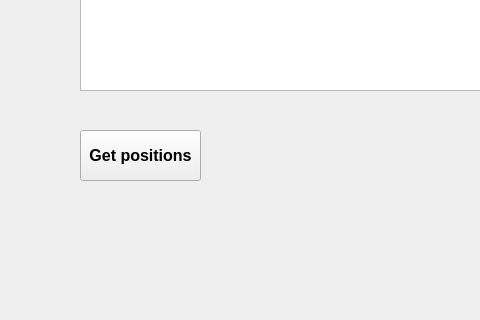
Elessar1996/IBController, file MainWindow.ui: the form before one commit; both pictures show x 0 to 480 and y 280 to 600 of the 667 by 600 pixel window.
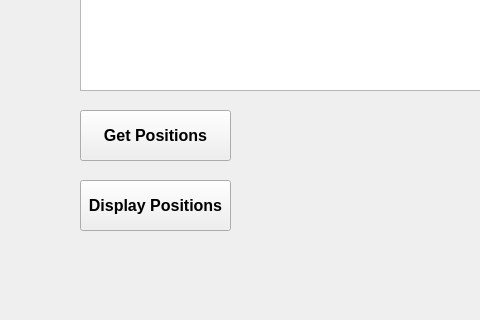
The form after the commit.

Diff of the .ui file:
```diff
--- a/MainWindow.ui
+++ b/MainWindow.ui
@@ -39,12 +39,33 @@
      </property>
     </column>
    </widget>
+   <widget class="QPushButton" name="display_positions_btn">
+    <property name="geometry">
+     <rect>
+      <x>80</x>
+      <y>460</y>
+      <width>151</width>
+      <height>51</height>
+     </rect>
+    </property>
+    <property name="font">
+     <font>
+      <family>Arial</family>
+      <pointsize>12</pointsize>
+      <weight>75</weight>
+      <bold>true</bold>
+     </font>
+    </property>
+    <property name="text">
+     <string>Display Positions</string>
+    </property>
+   </widget>
    <widget class="QPushButton" name="get_positions_btn">
     <property name="geometry">
      <rect>
       <x>80</x>
-      <y>410</y>
-      <width>121</width>
+      <y>390</y>
+      <width>151</width>
       <height>51</height>
      </rect>
     </property>
@@ -57,7 +78,7 @@
      </font>
     </property>
     <property name="text">
-     <string>Get positions</string>
+     <string>Get Positions</string>
     </property>
    </widget>
   </widget>
```
